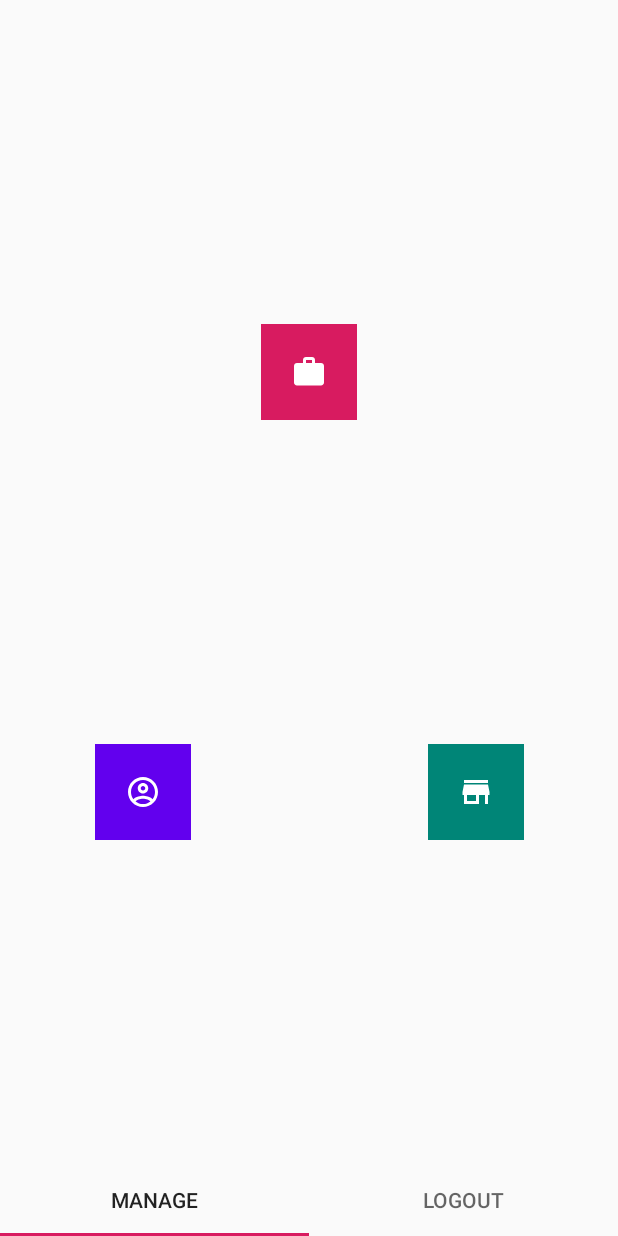
After one commit to Nchen118/JobX-MobileApp-Kotlin-, an Android app: the AdminActivity screen opened directly, with no data from a screen before it, on a phone screen of 412 x 824 dp. The commit adds this screen. Run offline under Robolectric (Android 15) with nearby library versions, the light colour scheme and no system bars; our stand-ins replace Firebase (no records; nobody signed in at launch, a user with empty details on screens opened directly).

Commit message:
admin update

```diff
--- a/app/build.gradle
+++ b/app/build.gradle
@@ -50,4 +50,6 @@ dependencies {
     implementation 'pl.droidsonroids.gif:android-gif-drawable:1.2.19'
     implementation 'com.facebook.shimmer:shimmer:0.5.0'
     implementation 'com.mikhaellopez:circularimageview:3.2.0'
+    implementation 'androidx.navigation:navigation-fragment-ktx:2.1.0'
+    implementation 'androidx.navigation:navigation-ui-ktx:2.1.0'
 }
--- /dev/null
+++ b/app/src/main/java/com/example/jobx/admin/AdminActivity.kt
@@ -0,0 +1,22 @@
+package com.example.jobx.admin
+
+import android.os.Bundle
+import androidx.appcompat.app.AppCompatActivity
+import com.example.jobx.InfoWall
+import com.example.jobx.LogoutPage
+import com.example.jobx.R
+import com.example.jobx.library.Adapter
+import kotlinx.android.synthetic.main.activity_admin.*
+
+class AdminActivity : AppCompatActivity() {
+    override fun onCreate(savedInstanceState: Bundle?) {
+        super.onCreate(savedInstanceState)
+        setContentView(R.layout.activity_admin)
+
+        val fragmentAdapter = Adapter(supportFragmentManager)
+        fragmentAdapter.addFragment(AdminMainFragment(), "Manage")
+        fragmentAdapter.addFragment(LogoutPage(), "Logout")
+        admin_page.adapter = fragmentAdapter
+        admin_tab.setupWithViewPager(admin_page)
+    }
+}
--- /dev/null
+++ b/app/src/main/java/com/example/jobx/admin/AdminMainFragment.kt
@@ -0,0 +1,44 @@
+package com.example.jobx.admin
+
+import android.app.ActivityOptions
+import android.content.Intent
+import android.os.Bundle
+import androidx.fragment.app.Fragment
+import android.view.LayoutInflater
+import android.view.View
+import android.view.ViewGroup
+import androidx.navigation.findNavController
+import com.example.jobx.R
+import kotlinx.android.synthetic.main.fragment_admin_main.*
+
+class AdminMainFragment : Fragment() {
+
+    override fun onCreateView(
+        inflater: LayoutInflater, container: ViewGroup?,
+        savedInstanceState: Bundle?
+    ): View? {
+        // Inflate the layout for this fragment
+        return inflater.inflate(R.layout.fragment_admin_main, container, false)
+
+    }
+
+    override fun onViewCreated(view: View, savedInstanceState: Bundle?) {
+        super.onViewCreated(view, savedInstanceState)
+
+        job_btn.setOnClickListener{view : View ->
+            startActivity(
+                Intent(this.context, ManageJobFragment::class.java),
+                ActivityOptions.makeCustomAnimation(
+                    this.context,
+                    R.anim.slide_in_right,
+                    R.anim.slide_out_left
+                ).toBundle()
+            )
+        }
+        user_btn.setOnClickListener{view : View ->
+            view.findNavController().navigate(R.id.action_adminMainFragment_to_manageUserFragment)
+        }
+    }
+
+
+}
--- /dev/null
+++ b/app/src/main/res/drawable-v24/ic_account_circle_24px_wh.xml
@@ -0,0 +1,9 @@
+<vector xmlns:android="http://schemas.android.com/apk/res/android"
+    android:width="24dp"
+    android:height="24dp"
+    android:viewportWidth="24"
+    android:viewportHeight="24">
+  <path
+      android:pathData="M12,2C6.48,2 2,6.48 2,12c0,5.52 4.48,10 10,10c5.52,0 10,-4.48 10,-10C22,6.48 17.52,2 12,2zM7.07,18.28c0.43,-0.9 3.05,-1.78 4.93,-1.78s4.51,0.88 4.93,1.78C15.57,19.359 13.859,20 12,20C10.14,20 8.43,19.359 7.07,18.28zM18.359,16.83C16.93,15.09 13.46,14.5 12,14.5s-4.93,0.59 -6.36,2.33C4.62,15.49 4,13.82 4,12c0,-4.41 3.59,-8 8,-8s8,3.59 8,8C20,13.82 19.38,15.49 18.359,16.83zM12,6c-1.94,0 -3.5,1.56 -3.5,3.5S10.06,13 12,13c1.939,0 3.5,-1.56 3.5,-3.5S13.939,6 12,6zM12,11c-0.83,0 -1.5,-0.67 -1.5,-1.5S11.17,8 12,8s1.5,0.67 1.5,1.5S12.83,11 12,11z"
+      android:fillColor="#FFFFFF"/>
+</vector>
--- /dev/null
+++ b/app/src/main/res/drawable-v24/ic_store_mall_directory_24px.xml
@@ -0,0 +1,9 @@
+<vector xmlns:android="http://schemas.android.com/apk/res/android"
+    android:width="24dp"
+    android:height="24dp"
+    android:viewportWidth="24"
+    android:viewportHeight="24">
+  <path
+      android:pathData="M20,4H4v2h16V4zM21,14v-2l-1,-5H4l-1,5v2h1v6h10v-6h4v6h2v-6H21zM12,18H6v-4h6V18z"
+      android:fillColor="#FFFFFF"/>
+</vector>
--- /dev/null
+++ b/app/src/main/res/drawable-v24/ic_work_24px_wh.xml
@@ -0,0 +1,9 @@
+<vector xmlns:android="http://schemas.android.com/apk/res/android"
+    android:width="24dp"
+    android:height="24dp"
+    android:viewportWidth="24"
+    android:viewportHeight="24">
+  <path
+      android:pathData="M20,6h-4V4c0,-1.11 -0.891,-2 -2,-2h-4C8.89,2 8,2.89 8,4v2H4C2.89,6 2.01,6.89 2.01,8L2,19c0,1.109 0.89,2 2,2h16c1.109,0 2,-0.891 2,-2V8C22,6.89 21.109,6 20,6zM14,6h-4V4h4V6z"
+      android:fillColor="#FFFFFF"/>
+</vector>
--- /dev/null
+++ b/app/src/main/res/layout/activity_admin.xml
@@ -0,0 +1,27 @@
+<?xml version="1.0" encoding="utf-8"?>
+<androidx.constraintlayout.widget.ConstraintLayout xmlns:android="http://schemas.android.com/apk/res/android"
+    xmlns:app="http://schemas.android.com/apk/res-auto"
+    xmlns:tools="http://schemas.android.com/tools"
+    android:layout_width="match_parent"
+    android:layout_height="match_parent"
+    tools:context=".admin.AdminActivity">
+
+    <androidx.viewpager.widget.ViewPager
+        android:id="@+id/admin_page"
+        android:layout_width="match_parent"
+        android:layout_height="0dp"
+        app:layout_constraintBottom_toTopOf="@+id/admin_tab"
+        app:layout_constraintEnd_toEndOf="parent"
+        app:layout_constraintStart_toStartOf="parent"
+        app:layout_constraintTop_toTopOf="parent"
+        app:layout_constraintVertical_bias="1.0" />
+
+    <com.google.android.material.tabs.TabLayout
+        android:id="@+id/admin_tab"
+        android:layout_width="match_parent"
+        android:layout_height="wrap_content"
+        app:layout_constraintBottom_toBottomOf="parent"
+        app:layout_constraintEnd_toEndOf="parent"
+        app:layout_constraintStart_toStartOf="parent"
+        app:tabIndicatorGravity="bottom" />
+</androidx.constraintlayout.widget.ConstraintLayout>
--- /dev/null
+++ b/app/src/main/res/layout/fragment_admin_main.xml
@@ -0,0 +1,51 @@
+<?xml version="1.0" encoding="utf-8"?>
+<androidx.constraintlayout.widget.ConstraintLayout xmlns:android="http://schemas.android.com/apk/res/android"
+    xmlns:app="http://schemas.android.com/apk/res-auto"
+    xmlns:tools="http://schemas.android.com/tools"
+    android:id="@+id/myNavHostFragment"
+    android:layout_width="match_parent"
+    android:layout_height="match_parent"
+    tools:context=".admin.AdminMainFragment">
+
+    <ImageButton
+        android:id="@+id/job_btn"
+        android:layout_width="wrap_content"
+        android:layout_height="wrap_content"
+        android:background="@color/colorAccent"
+        android:padding="20dp"
+        android:src="@drawable/ic_work_24px_wh"
+        app:layout_constraintBottom_toTopOf="@+id/company_btn"
+        app:layout_constraintEnd_toStartOf="@+id/company_btn"
+        app:layout_constraintHorizontal_bias="0.5"
+        app:layout_constraintStart_toEndOf="@+id/user_btn"
+        app:layout_constraintTop_toTopOf="parent" />
+
+    <ImageButton
+        android:id="@+id/company_btn"
+        android:layout_width="wrap_content"
+        android:layout_height="wrap_content"
+        android:layout_marginEnd="16dp"
+        android:background="@color/colorPrimary"
+        android:padding="20dp"
+        android:src="@drawable/ic_store_mall_directory_24px"
+        app:layout_constraintBottom_toBottomOf="parent"
+        app:layout_constraintEnd_toEndOf="parent"
+        app:layout_constraintHorizontal_bias="0.5"
+        app:layout_constraintStart_toEndOf="@+id/job_btn"
+        app:layout_constraintTop_toBottomOf="@+id/job_btn" />
+
+    <ImageButton
+        android:id="@+id/user_btn"
+        android:layout_width="wrap_content"
+        android:layout_height="wrap_content"
+        android:layout_marginStart="16dp"
+        android:background="@color/design_default_color_primary"
+        android:padding="20dp"
+        android:src="@drawable/ic_account_circle_24px_wh"
+        app:layout_constraintBottom_toBottomOf="parent"
+        app:layout_constraintEnd_toStartOf="@+id/job_btn"
+        app:layout_constraintHorizontal_bias="0.5"
+        app:layout_constraintStart_toStartOf="parent"
+        app:layout_constraintTop_toBottomOf="@+id/job_btn" />
+
+</androidx.constraintlayout.widget.ConstraintLayout>
```
Also changed, not shown: app/src/main/AndroidManifest.xml (+4 -3 lines), app/src/main/java/com/example/jobx/MainPage.kt (+12 -1 lines), app/src/main/java/com/example/jobx/admin/ManageJobFragment.kt (added, +49 -0 lines), app/src/main/java/com/example/jobx/admin/ManageUserFragment.kt (added, +20 -0 lines), app/src/main/java/com/example/jobx/admin/RecycleViewAdapter.kt (added, +40 -0 lines), app/src/main/java/com/example/jobx/authentication/LoginFragment.kt (+8 -1 lines), app/src/main/java/com/example/jobx/authentication/RegisterFragment.kt (+20 -40 lines), app/src/main/res/layout/admin_job_item.xml (added, +75 -0 lines), app/src/main/res/layout/fragment_manage_job.xml (added, +20 -0 lines), app/src/main/res/layout/fragment_manage_user.xml (added, +14 -0 lines), app/src/main/res/navigation/navigation.xml (added, +34 -0 lines).
